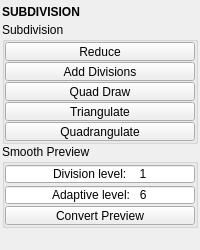
Before: the Qt Designer form tentacle/ui/subdivision.ui in m3trik/tentacle, drawn with Qt 5.
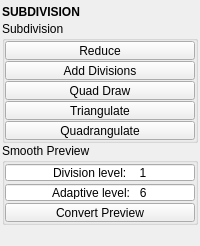
After: the same form once the commit is applied. Custom widgets are drawn as their Qt base class.

```diff
--- a/tentacle/ui/subdivision.ui
+++ b/tentacle/ui/subdivision.ui
@@ -55,7 +55,7 @@
         <property name="minimumSize">
          <size>
           <width>0</width>
-          <height>20</height>
+          <height>19</height>
          </size>
         </property>
         <property name="font">
@@ -311,13 +311,13 @@
            <property name="minimumSize">
             <size>
              <width>0</width>
-             <height>20</height>
+             <height>19</height>
             </size>
            </property>
            <property name="maximumSize">
             <size>
              <width>16777215</width>
-             <height>20</height>
+             <height>19</height>
             </size>
            </property>
            <property name="baseSize">
@@ -354,13 +354,13 @@
            <property name="minimumSize">
             <size>
              <width>0</width>
-             <height>20</height>
+             <height>19</height>
             </size>
            </property>
            <property name="maximumSize">
             <size>
              <width>16777215</width>
-             <height>20</height>
+             <height>19</height>
             </size>
            </property>
            <property name="baseSize">
@@ -444,13 +444,13 @@
         <property name="minimumSize">
          <size>
           <width>0</width>
-          <height>20</height>
+          <height>19</height>
          </size>
         </property>
         <property name="maximumSize">
          <size>
           <width>16777215</width>
-          <height>20</height>
+          <height>19</height>
          </size>
         </property>
        </widget>
```
